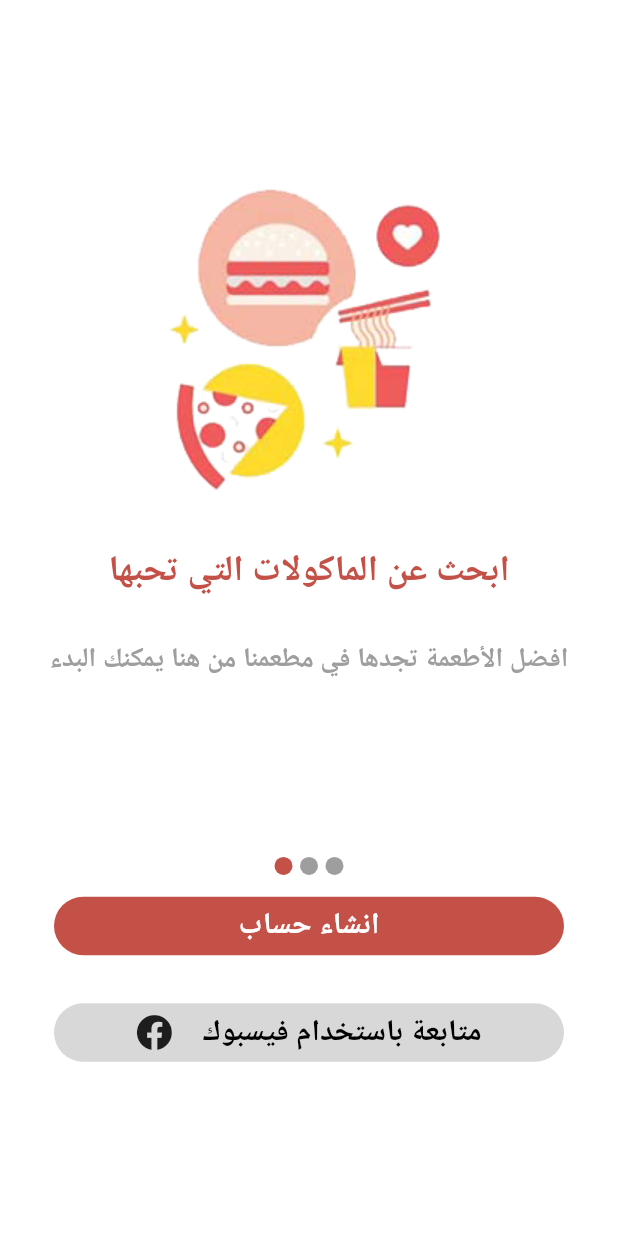
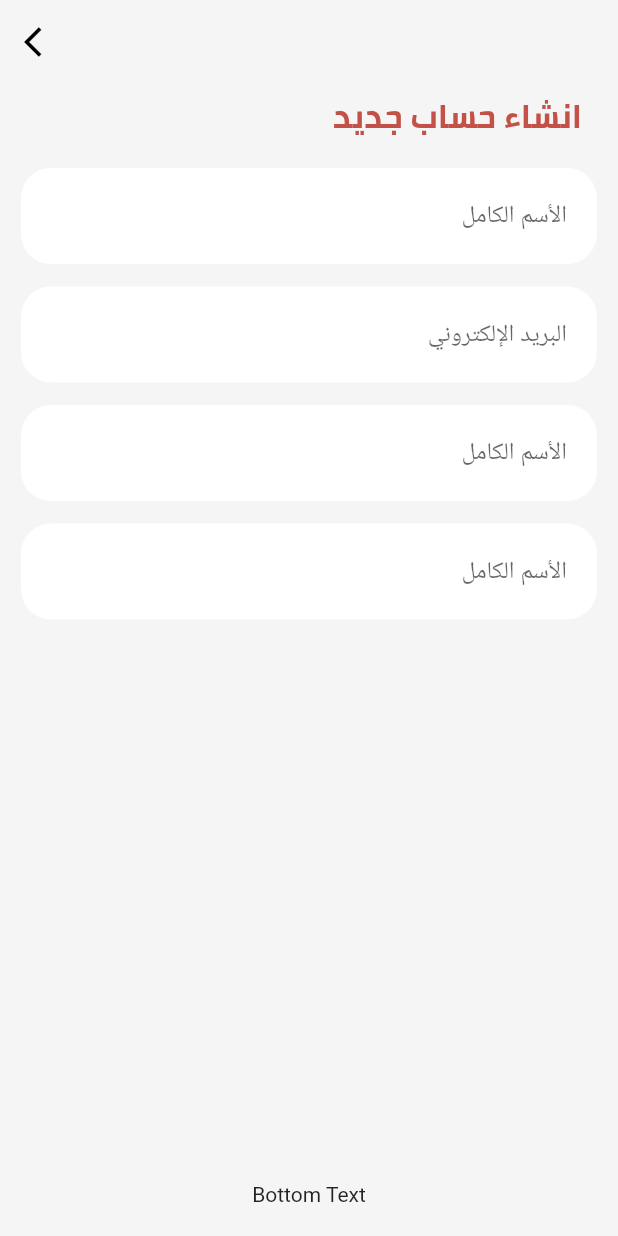
Before and after one commit to Mohamedghaly140/Restaurant-Mobile-App, a Flutter app: the Tips screen opened directly, after a tap on "انشاء حساب", on a phone screen of 412 x 824 dp. Run offline on Flutter 3.47's test engine with Material 2 defaults, Android fonts, the phone set to English and light mode, and no system bars; drawn by our look-alikes of page_indicator; our stand-ins replace font_awesome_flutter.

Commit message:
add create account screen

```diff
--- /dev/null
+++ b/lib/pages/account/register_screen.dart
@@ -0,0 +1,164 @@
+import 'package:flutter/material.dart';
+import 'package:resturant/pages/config.dart';
+
+class RegisterScreen extends StatefulWidget {
+  @override
+  _RegisterScreenState createState() => _RegisterScreenState();
+}
+
+class _RegisterScreenState extends State<RegisterScreen> {
+  @override
+  Widget build(BuildContext context) {
+    return Scaffold(
+      backgroundColor: Colors.grey[100],
+      appBar: AppBar(
+        backgroundColor: Colors.transparent,
+        elevation: 0,
+        brightness: Brightness.light,
+        leading: IconButton(
+          icon: Icon(
+            Icons.arrow_back_ios,
+            color: Colors.black,
+          ),
+          onPressed: () {
+            Navigator.of(context).pop();
+          },
+        ),
+      ),
+      body: Container(
+        margin: const EdgeInsets.symmetric(
+          horizontal: 14,
+        ),
+        child: Column(
+          children: [
+            Expanded(
+              child: Form(
+                child: ListView(
+                  children: [
+                    Container(
+                      margin: const EdgeInsets.only(
+                        bottom: 15,
+                        right: 10,
+                      ),
+                      child: Text(
+                        'انشاء حساب جديد',
+                        textAlign: TextAlign.right,
+                        style: TextStyle(
+                          fontSize: 22,
+                          fontWeight: FontWeight.bold,
+                          color: primaryColor,
+                          fontFamily: 'Cairo',
+                        ),
+                      ),
+                    ),
+                    Container(
+                      margin: const EdgeInsets.only(bottom: 15),
+                      padding: const EdgeInsets.symmetric(
+                        vertical: 8,
+                        horizontal: 20,
+                      ),
+                      decoration: BoxDecoration(
+                        borderRadius: BorderRadius.circular(20),
+                        color: Colors.white,
+                      ),
+                      child: TextFormField(
+                        decoration: InputDecoration(
+                          hintText: 'الأسم الكامل',
+                          border: InputBorder.none,
+                          hintTextDirection: TextDirection.rtl,
+                        ),
+                        validator: (value) {
+                          if (value!.isEmpty || value.length < 4) {
+                            return 'برجاء ادخال الأسم الكامل';
+                          }
+                          return null;
+                        },
+                      ),
+                    ),
+                    Container(
+                      margin: const EdgeInsets.only(bottom: 15),
+                      padding: const EdgeInsets.symmetric(
+                        vertical: 8,
+                        horizontal: 20,
+                      ),
+                      decoration: BoxDecoration(
+                        borderRadius: BorderRadius.circular(20),
+                        color: Colors.white,
+                      ),
+                      child: TextFormField(
+                        keyboardType: TextInputType.emailAddress,
+                        decoration: InputDecoration(
+                          hintText: 'البريد الإلكتروني',
+                          border: InputBorder.none,
+                          hintTextDirection: TextDirection.rtl,
+                        ),
+                        validator: (value) {
+                          if (value!.isEmpty || value.length < 4) {
+                            return 'برجاء ادخال الأسم الكامل';
+                          }
+                          return null;
+                        },
+                      ),
+                    ),
+                    Container(
+                      margin: const EdgeInsets.only(bottom: 15),
+                      padding: const EdgeInsets.symmetric(
+                        vertical: 8,
+                        horizontal: 20,
+                      ),
+                      decoration: BoxDecoration(
+                        borderRadius: BorderRadius.circular(20),
+                        color: Colors.white,
+                      ),
+                      child: TextFormField(
+                        decoration: InputDecoration(
+                          hintText: 'الأسم الكامل',
+                          border: InputBorder.none,
+                          hintTextDirection: TextDirection.rtl,
+                        ),
+                        validator: (value) {
+                          if (value!.isEmpty || value.length < 4) {
+                            return 'برجاء ادخال الأسم الكامل';
+                          }
+                          return null;
+                        },
+                      ),
+                    ),
+                    Container(
+                      margin: const EdgeInsets.only(bottom: 15),
+                      padding: const EdgeInsets.symmetric(
+                        vertical: 8,
+                        horizontal: 20,
+                      ),
+                      decoration: BoxDecoration(
+                        borderRadius: BorderRadius.circular(20),
+                        color: Colors.white,
+                      ),
+                      child: TextFormField(
+                        decoration: InputDecoration(
+                          hintText: 'الأسم الكامل',
+                          border: InputBorder.none,
+                          hintTextDirection: TextDirection.rtl,
+                        ),
+                        validator: (value) {
+                          if (value!.isEmpty || value.length < 4) {
+                            return 'برجاء ادخال الأسم الكامل';
+                          }
+                          return null;
+                        },
+                      ),
+                    ),
+                  ],
+                ),
+              ),
+            ),
+            Container(
+              child: Text('Bottom Text'),
+            ),
+            SizedBox(height: 20)
+          ],
+        ),
+      ),
+    );
+  }
+}
--- a/lib/pages/tips/get_started.dart
+++ b/lib/pages/tips/get_started.dart
@@ -19,6 +19,7 @@ class _GetStartedState extends State<GetStarted> {
         child: Column(
           children: <Widget>[
             Container(
+              padding: EdgeInsets.all(20),
               height: height * 2,
               decoration: BoxDecoration(
                 color: Colors.white,
@@ -42,8 +43,8 @@ class _GetStartedState extends State<GetStarted> {
                   ),
                 ],
                 borderRadius: BorderRadius.only(
-                  topLeft: Radius.circular(20),
-                  topRight: Radius.circular(20),
+                  topLeft: Radius.circular(30),
+                  topRight: Radius.circular(30),
                 ),
               ),
               child: ListView(
--- a/lib/pages/tips/tips.dart
+++ b/lib/pages/tips/tips.dart
@@ -1,6 +1,7 @@
 import 'package:flutter/material.dart';
 import 'package:page_indicator/page_indicator.dart';
 import 'package:font_awesome_flutter/font_awesome_flutter.dart';
+import '../account/register_screen.dart';
 import '../config.dart';
 
 import '../../widgets/single_tip.dart';
@@ -33,15 +34,31 @@ class _TipsState extends State<Tips> {
 
   @override
   Widget build(BuildContext context) {
-    double height = MediaQuery.of(context).size.height / 5;
+    double height = MediaQuery.of(context).size.height / 6;
 
     return Scaffold(
-      body: Container(
-        color: Colors.white,
+      body: SingleChildScrollView(
         child: Column(
           children: <Widget>[
+            SizedBox(height: height * 0.4),
+            GestureDetector(
+              child: Container(
+                padding: const EdgeInsets.only(right: 30),
+                alignment: Alignment.centerRight,
+                child: Text(
+                  'دخول',
+                  textAlign: TextAlign.center,
+                  style: TextStyle(
+                    fontSize: 24,
+                    fontWeight: FontWeight.bold,
+                    color: primaryColor,
+                    fontFamily: 'Cairo',
+                  ),
+                ),
+              ),
+            ),
             Container(
-              height: height * 3.6,
+              height: height * 3.4,
               child: PageIndicatorContainer(
                 shape: IndicatorShape.circle(),
                 align: IndicatorAlign.bottom,
@@ -72,7 +89,15 @@ class _TipsState extends State<Tips> {
                     crossAxisAlignment: CrossAxisAlignment.end,
                     children: [
                       MaterialButton(
-                        onPressed: () {},
+                        onPressed: () {
+                          Navigator.of(context).push(
+                            MaterialPageRoute(
+                              builder: (_) {
+                                return RegisterScreen();
+                              },
+                            ),
+                          );
+                        },
                         child: Container(
                           alignment: Alignment.center,
                           padding: const EdgeInsets.symmetric(
@@ -88,6 +113,7 @@ class _TipsState extends State<Tips> {
                               color: Colors.white,
                               fontSize: 20,
                               fontWeight: FontWeight.bold,
+                              fontFamily: 'Cairo',
                             ),
                           ),
                         ),
@@ -116,6 +142,7 @@ class _TipsState extends State<Tips> {
                                   color: Colors.black,
                                   fontSize: 20,
                                   fontWeight: FontWeight.bold,
+                                  fontFamily: 'Cairo',
                                 ),
                               ),
                             ],
--- a/lib/widgets/single_tip.dart
+++ b/lib/widgets/single_tip.dart
@@ -32,21 +32,25 @@ class SingleTip extends StatelessWidget {
           padding: const EdgeInsets.only(bottom: 5),
           child: Text(
             title,
+            textAlign: TextAlign.center,
             style: TextStyle(
               fontSize: 24,
               fontWeight: FontWeight.bold,
               color: primaryColor,
+              fontFamily: 'Cairo',
             ),
           ),
         ),
         Padding(
-          padding: const EdgeInsets.only(bottom: 20),
+          padding: const EdgeInsets.symmetric(horizontal: 20),
           child: Text(
             info,
+            textAlign: TextAlign.center,
             style: TextStyle(
               fontSize: 18,
               fontWeight: FontWeight.bold,
               color: Colors.grey,
+              fontFamily: 'Cairo',
             ),
           ),
         ),
```
Also changed, not shown: pubspec.yaml (+7 -6 lines), assets/fonts/Cairo/Cairo-Bold.ttf (added), assets/fonts/Cairo/Cairo-Light.ttf (added), assets/fonts/Cairo/Cairo-Regular.ttf (added), 2 other files.
